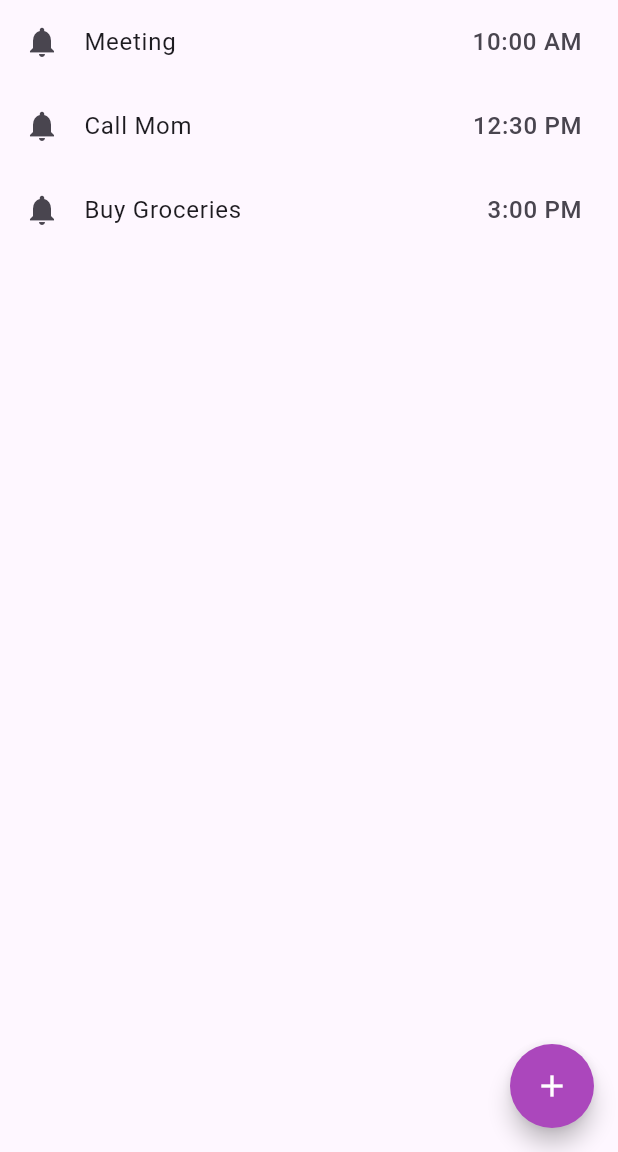
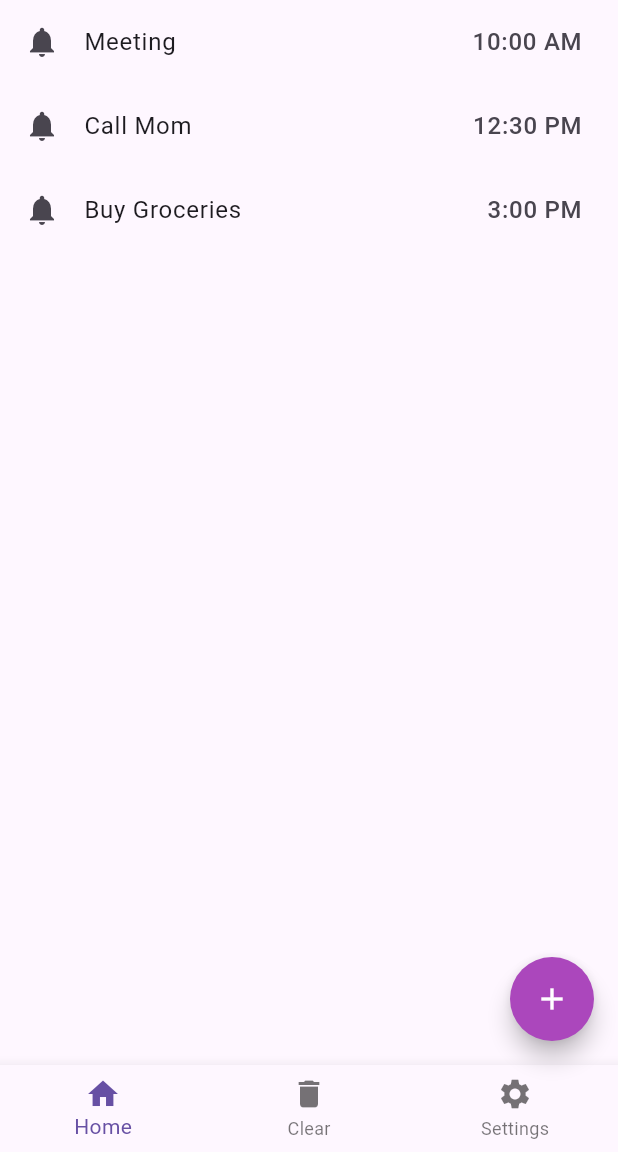
Before and after one commit to Harsh-bhai/Reminder-App, a Flutter app: the screen it shows after launch, on a phone screen of 412 x 824 dp, the part 84-1236 px from its top. Run offline on Flutter 3.47's test engine with Material 3 defaults, Android fonts, the phone set to English and light mode, and no system bars; our stand-ins replace flutter_local_notifications.

Commit message:
bottom navigation bar created + bottomsheet added, provider added

```diff
--- /dev/null
+++ b/devtools_options.yaml
@@ -0,0 +1 @@
+extensions:
--- /dev/null
+++ b/lib/components/bottom_navigation_bar.dart
@@ -0,0 +1,25 @@
+import 'package:flutter/material.dart';
+
+class MyBottomNavigationBar extends StatelessWidget {
+  const MyBottomNavigationBar({super.key});
+
+  @override
+  Widget build(BuildContext context) {
+    return BottomNavigationBar(
+      items: const [
+        BottomNavigationBarItem(
+          icon: Icon(Icons.home),
+          label: 'Home',
+        ),
+        BottomNavigationBarItem(
+          icon: Icon(Icons.delete),
+          label: 'Clear',
+        ),
+        BottomNavigationBarItem(
+          icon: Icon(Icons.settings),
+          label: 'Settings',
+        ),
+      ],
+    );
+  }
+}
--- a/lib/models/reminder.dart
+++ b/lib/models/reminder.dart
@@ -1,10 +1,10 @@
-class Reminder {
+class ReminderModel {
   int id;
   String title;
   String time;
   String period; // AM or PM
 
-  Reminder({
+  ReminderModel({
     required this.id,
     required this.title,
     required this.time,
--- a/lib/pages/homepage.dart
+++ b/lib/pages/homepage.dart
@@ -1,12 +1,13 @@
-import 'dart:async';
-
 import 'package:flutter/material.dart';
-import 'package:reminder_app/components/full_screen_dialog.dart';
+import 'package:provider/provider.dart';
+import 'package:reminder_app/components/bottom_navigation_bar.dart';
+import 'package:reminder_app/components/buttom_sheet.dart';
 import 'package:reminder_app/components/mydrawer.dart';
 import 'package:reminder_app/components/set_reminder.dart';
 import 'package:reminder_app/models/reminder.dart';
 import 'package:flutter/services.dart';
 import 'package:reminder_app/services/local_notifications.dart';
+import 'package:reminder_app/services/time_provider.dart';
 
 class HomePage extends StatefulWidget {
   const HomePage({super.key});
@@ -16,14 +17,15 @@ class HomePage extends StatefulWidget {
 }
 
 class _HomePageState extends State<HomePage> {
-  final List<Reminder> reminders = [
-    Reminder(id: 1, title: "Meeting", time: "10:00", period: 'AM'),
-    Reminder(id: 2, title: "Call Mom", time: "12:30", period: 'PM'),
-    Reminder(id: 3, title: "Buy Groceries", time: "3:00", period: 'PM'),
+  final List<ReminderModel> reminders = [
+    ReminderModel(id: 1, title: "Meeting", time: "10:00", period: 'AM'),
+    ReminderModel(id: 2, title: "Call Mom", time: "12:30", period: 'PM'),
+    ReminderModel(id: 3, title: "Buy Groceries", time: "3:00", period: 'PM'),
   ];
 
   @override
   Widget build(BuildContext context) {
+    TimeNotifier timeNotifier = Provider.of<TimeNotifier>(context);
     // dark mode
     // Set system UI overlay style
     SystemChrome.setSystemUIOverlayStyle(const SystemUiOverlayStyle(
@@ -46,13 +48,9 @@ class _HomePageState extends State<HomePage> {
         backgroundColor: Colors.purple.shade400,
         foregroundColor: Colors.white,
         onPressed: () {
+
           // Show the full-screen dialog
-          showDialog(
-            context: context,
-            builder: (BuildContext context) {
-              return const FullScreenDialog();
-            },
-          );
+          MyBottomSheet(context,null,timeNotifier);
         },
         shape: const CircleBorder(),
         child: const Icon(Icons.add),
@@ -60,6 +58,7 @@ class _HomePageState extends State<HomePage> {
       drawer: const Expanded(
         child: MyDrawer(),
       ),
+      bottomNavigationBar: const MyBottomNavigationBar(),
       body: ListView.builder(
         itemCount: reminders.length,
         itemBuilder: (context, index) {
--- a/lib/services/local_notifications.dart
+++ b/lib/services/local_notifications.dart
@@ -25,7 +25,7 @@ class LocalNotifications {
   }
 
   // show a simple notification
-  static Future showSimpleNotification(Reminder reminder) async {
+  static Future showSimpleNotification(ReminderModel reminder) async {
     const AndroidNotificationDetails androidNotificationDetails =
     AndroidNotificationDetails('your channel id', 'your channel name',
         channelDescription: 'your channel description',
@@ -41,7 +41,7 @@ await _flutterLocalNotificationsPlugin.show(
 
   // show notification daily
   //REVIEW - check this one
-  static Future showNotificationDaily(Reminder reminder) async {
+  static Future showNotificationDaily(ReminderModel reminder) async {
     const AndroidNotificationDetails androidNotificationDetails =
     AndroidNotificationDetails('your channel id', 'your channel name',
         channelDescription: 'your channel description',
@@ -57,7 +57,7 @@ await _flutterLocalNotificationsPlugin.show(
   }
   // show notification daily
   // FIXME: not working
-  static Future showPeriodicNotification(Reminder reminder) async {
+  static Future showPeriodicNotification(ReminderModel reminder) async {
     const AndroidNotificationDetails androidNotificationDetails =
     AndroidNotificationDetails('your channel id', 'your channel name',
         channelDescription: 'your channel description',
--- /dev/null
+++ b/lib/services/time_provider.dart
@@ -0,0 +1,14 @@
+import 'package:flutter/material.dart';
+
+class TimeNotifier extends ChangeNotifier {
+
+  TimeOfDay? _time = TimeOfDay.now();
+
+  TimeOfDay? get time => _time;
+
+  void setTime(TimeOfDay? time) {
+    _time = time;
+    notifyListeners();
+  }
+
+}
--- a/pubspec.yaml
+++ b/pubspec.yaml
@@ -36,6 +36,7 @@ dependencies:
   # Use with the CupertinoIcons class for iOS style icons.
   cupertino_icons: ^1.0.6
   flutter_local_notifications: ^17.1.2
+  provider: ^6.1.2
 
 
 dev_dependencies:
```
Also changed, not shown: lib/components/buttom_sheet.dart (added, +186 -0 lines), lib/components/full_screen_dialog.dart (deleted, +0 -53 lines), lib/main.dart (+10 -4 lines), lib/services/reminder_provider.dart (added, +30 -0 lines), pubspec.lock.
